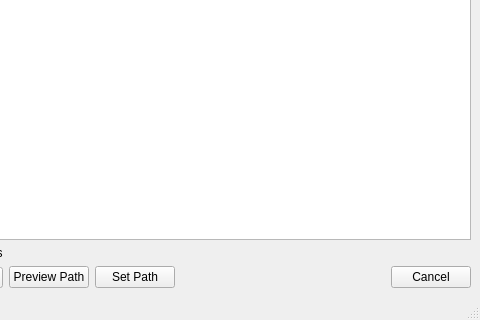
Before: the Qt Designer form UIs/setpathwindow.ui in nuigroup/tuio-simulator, drawn with Qt 5; both pictures show x 420 to 900 and y 287 to 607 of the 900 by 607 pixel window.
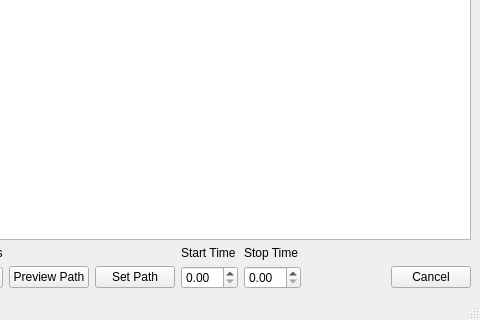
After: the same form once the commit is applied. Icons and pictures are not drawn.

```diff
--- a/UIs/setpathwindow.ui
+++ b/UIs/setpathwindow.ui
@@ -16,7 +16,7 @@
    <string>Set Animation Path</string>
   </property>
   <property name="windowIcon" >
-   <iconset resource="../resource.qrc" >
+   <iconset>
     <normaloff>:/newPrefix/logo.jpg</normaloff>:/newPrefix/logo.jpg</iconset>
   </property>
   <widget class="QWidget" name="centralwidget" >
@@ -29,7 +29,7 @@
     </rect>
    </property>
    <layout class="QGridLayout" name="gridLayout" >
-    <item row="0" column="0" colspan="11" >
+    <item row="0" column="0" colspan="13" >
      <widget class="QGraphicsView" name="view" >
       <property name="cursor" stdset="0" >
        <cursorShape>CrossCursor</cursorShape>
@@ -67,6 +67,20 @@
       </property>
      </widget>
     </item>
+    <item row="1" column="9" >
+     <widget class="QLabel" name="label_6" >
+      <property name="text" >
+       <string>Start Time</string>
+      </property>
+     </widget>
+    </item>
+    <item row="1" column="10" >
+     <widget class="QLabel" name="label_7" >
+      <property name="text" >
+       <string>Stop Time</string>
+      </property>
+     </widget>
+    </item>
     <item row="2" column="0" >
      <widget class="QLabel" name="label" >
       <property name="text" >
@@ -110,7 +124,7 @@
       </property>
      </widget>
     </item>
-    <item row="2" column="9" >
+    <item row="2" column="11" >
      <spacer name="horizontalSpacer" >
       <property name="orientation" >
        <enum>Qt::Horizontal</enum>
@@ -123,13 +137,27 @@
       </property>
      </spacer>
     </item>
-    <item row="2" column="10" >
+    <item row="2" column="12" >
      <widget class="QPushButton" name="CancelButton" >
       <property name="text" >
        <string>Cancel</string>
       </property>
      </widget>
     </item>
+    <item row="2" column="9" >
+     <widget class="QDoubleSpinBox" name="startTimeBox" >
+      <property name="toolTip" >
+       <string>Normalized Value Between 0 and 1</string>
+      </property>
+     </widget>
+    </item>
+    <item row="2" column="10" >
+     <widget class="QDoubleSpinBox" name="stopTimeBox" >
+      <property name="toolTip" >
+       <string>Normalized Value Between 0 and 1</string>
+      </property>
+     </widget>
+    </item>
    </layout>
   </widget>
   <widget class="QMenuBar" name="menubar" >
```
